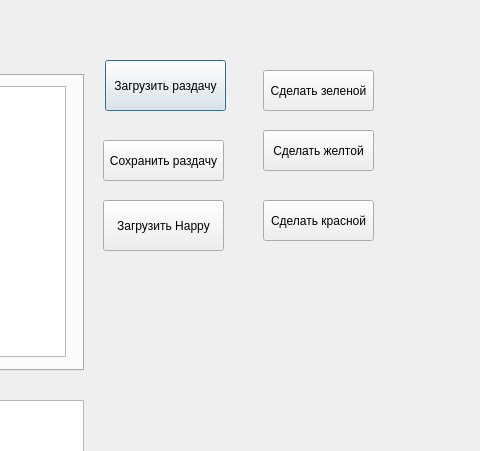
The window that design.ui (CoolSheff131/python-excel-edit-somehow-4-lab) describes before a commit, drawn with Qt 5; both pictures show x 687 to 1167 and y 0 to 451 of the 1167 by 912 pixel window.
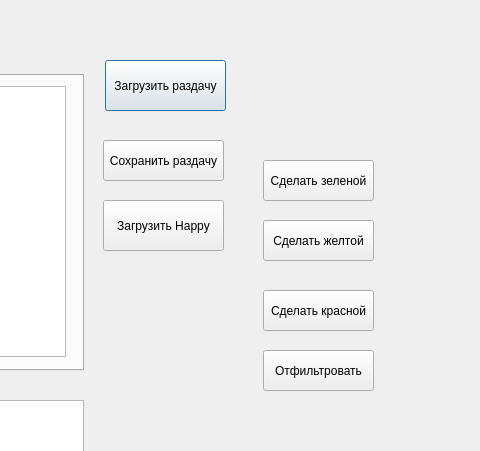
The same window after the commit.

Commit message: filter btn

Patch:
```diff
--- a/design.ui
+++ b/design.ui
@@ -145,7 +145,7 @@
    <property name="geometry">
     <rect>
      <x>950</x>
-     <y>70</y>
+     <y>160</y>
      <width>111</width>
      <height>41</height>
     </rect>
@@ -158,7 +158,7 @@
    <property name="geometry">
     <rect>
      <x>950</x>
-     <y>130</y>
+     <y>220</y>
      <width>111</width>
      <height>41</height>
     </rect>
@@ -171,7 +171,7 @@
    <property name="geometry">
     <rect>
      <x>950</x>
-     <y>200</y>
+     <y>290</y>
      <width>111</width>
      <height>41</height>
     </rect>
@@ -180,6 +180,19 @@
     <string>Сделать красной</string>
    </property>
   </widget>
+  <widget class="QPushButton" name="filterBtn">
+   <property name="geometry">
+    <rect>
+     <x>950</x>
+     <y>350</y>
+     <width>111</width>
+     <height>41</height>
+    </rect>
+   </property>
+   <property name="text">
+    <string>Отфильтровать</string>
+   </property>
+  </widget>
  </widget>
  <resources/>
  <connections/>
```
The commit also changes 3 other files.
